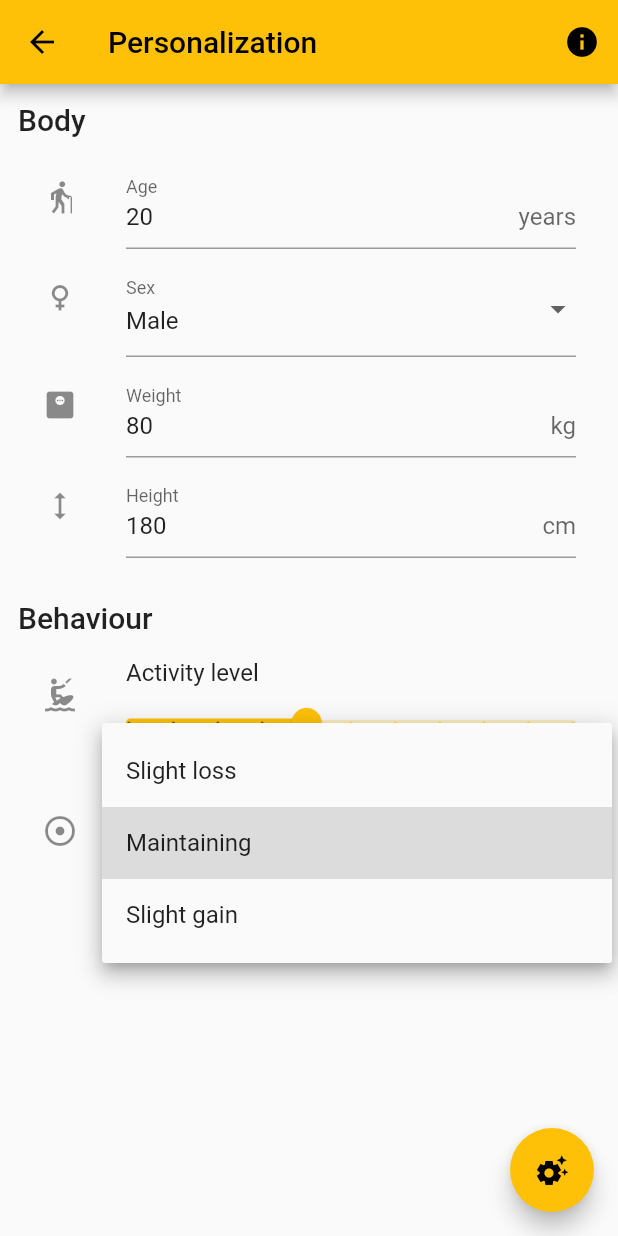
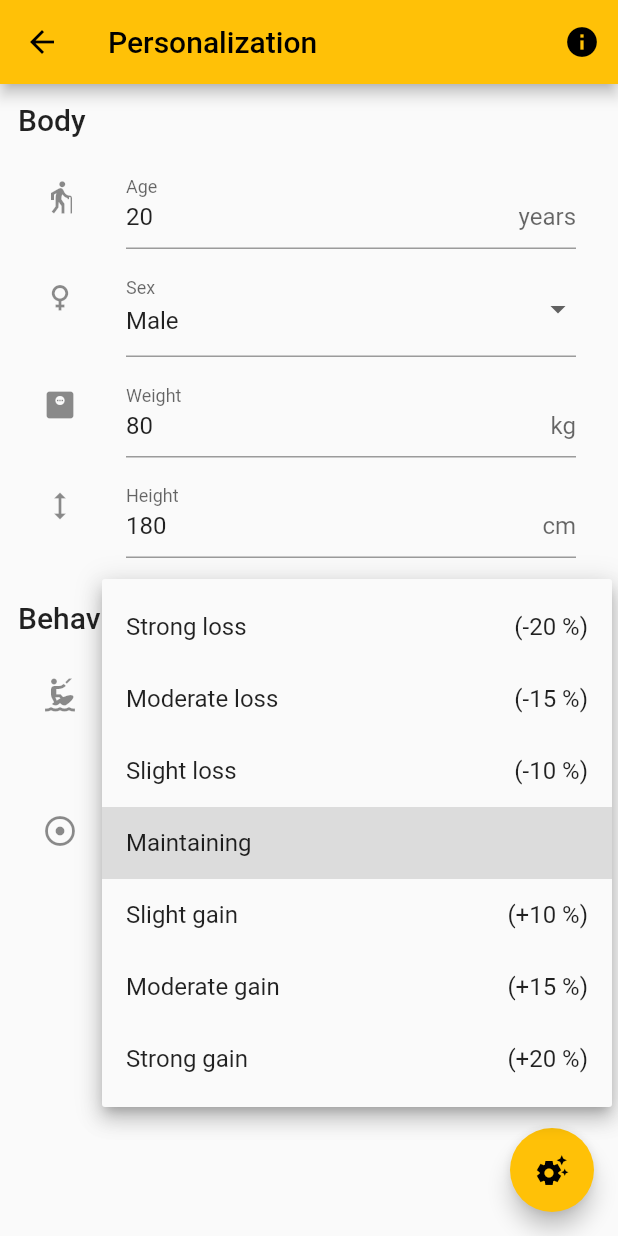
Before and after one commit to christianfl/Energize, a Flutter app: the PersonalizationSubPage screen opened by its route, after a tap on "Maintaining", on a phone screen of 412 x 824 dp. Run offline on Flutter 3.47's test engine with Material 2 defaults, Android fonts, the phone set to English and light mode, and no system bars; drawn by our look-alikes of flutter_speed_dial; our stand-ins replace dio, shared_preferences, sqflite, table_calendar; missing offline and left inert: encrypt, openfoodfacts, qr_code_scanner; accounts and stored records are empty; generated files the repository leaves out were written again.

Commit message:
Added several weight targets and allow translating them

```diff
--- a/lib/l10n/app_en.arb
+++ b/lib/l10n/app_en.arb
@@ -36,6 +36,13 @@
     "settings": "Settings",
     "personalization": "Personalization",
     "personalizationHint": "Calculate your personal nutrition needs",
+    "weightTargetStrongLoss": "Strong loss",
+    "weightTargetModerateLoss": "Moderate loss",
+    "weightTargetSlightLoss": "Slight loss",
+    "weightTargetMaintaining": "Maintaining",
+    "weightTargetSlightGain": "Slight gain",
+    "weightTargetModerateGain": "Moderate gain",
+    "weightTargetStrongGain": "Strong gain",
     "energyAndMacronutrientsTargets": "Energy- and macronutrients targets",
     "energyAndMacronutrientsTargetsHint": "Calories, protein, carbs, fat",
     "micronutrientsTargets": "Micronutrients targets",
--- a/lib/models/person/enums/weight_target.dart
+++ b/lib/models/person/enums/weight_target.dart
@@ -1,3 +1,5 @@
+import 'package:flutter/cupertino.dart';
+import 'package:flutter_gen/gen_l10n/app_localizations.dart';
 import 'package:json_annotation/json_annotation.dart';
 
 @JsonEnum(fieldRename: FieldRename.snake)
@@ -12,22 +14,43 @@ enum WeightTarget {
 }
 
 extension ParseToString on WeightTarget {
-  String toLocalizedString() {
+  String toLocalizedString(BuildContext context) {
     switch (this) {
       case WeightTarget.strongLoss:
-        return 'Strong loss';
+        return AppLocalizations.of(context)!.weightTargetStrongLoss;
       case WeightTarget.moderateLoss:
-        return 'Moderate loss';
+        return AppLocalizations.of(context)!.weightTargetModerateLoss;
       case WeightTarget.slightLoss:
-        return 'Slight loss';
+        return AppLocalizations.of(context)!.weightTargetSlightLoss;
       case WeightTarget.maintaining:
-        return 'Maintaining';
+        return AppLocalizations.of(context)!.weightTargetMaintaining;
       case WeightTarget.slightGain:
-        return 'Slight gain';
+        return AppLocalizations.of(context)!.weightTargetSlightGain;
       case WeightTarget.moderateGain:
-        return 'Moderate gain';
+        return AppLocalizations.of(context)!.weightTargetModerateGain;
       case WeightTarget.strongGain:
-        return 'Strong gain';
+        return AppLocalizations.of(context)!.weightTargetStrongGain;
     }
   }
 }
+
+extension mapDoubleValues on WeightTarget {
+  double toValue() {
+    switch (this) {
+      case WeightTarget.strongLoss:
+        return 0.8;
+      case WeightTarget.moderateLoss:
+        return 0.85;
+      case WeightTarget.slightLoss:
+        return 0.9;
+      case WeightTarget.maintaining:
+        return 1;
+      case WeightTarget.slightGain:
+        return 1.1;
+      case WeightTarget.moderateGain:
+        return 1.15;
+      case WeightTarget.strongGain:
+        return 1.2;
+    }
+  }
+}
--- a/lib/pages/tab_settings/personalization_sub_page.dart
+++ b/lib/pages/tab_settings/personalization_sub_page.dart
@@ -1,4 +1,6 @@
+import 'package:energize/models/person/enums/weight_target.dart';
 import 'package:flutter/material.dart';
+import 'package:flutter_gen/gen_l10n/app_localizations.dart';
 import 'package:flutter_speed_dial/flutter_speed_dial.dart';
 import 'package:provider/provider.dart';
 
@@ -260,21 +262,10 @@ class _PersonalizationSubPageState extends State<PersonalizationSubPage> {
         (5 * appSettings.age) +
         sexFactor);
 
+    // Power conversion
     final pc = bmr * appSettings.activityLevel;
 
-    var weightTargetFactor = 1.0;
-
-    switch (appSettings.weightTarget) {
-      case 'Slight loss':
-        weightTargetFactor = 0.9;
-        break;
-      case 'Maintaining':
-        break;
-      case 'Slight gain':
-        weightTargetFactor = 1.1;
-        break;
-    }
-
+    final weightTargetFactor = appSettings.weightTarget.toValue();
     final targetCalories = pc * weightTargetFactor;
 
     return double.parse((targetCalories).toStringAsFixed(1));
@@ -375,13 +366,32 @@ class _PersonalizationSubPageState extends State<PersonalizationSubPage> {
     return Text(description);
   }
 
+  String _getWeightTargetRelativePercent(WeightTarget weightTarget) {
+    if (weightTarget == WeightTarget.maintaining) {
+      return '';
+    }
+
+    String absolutePercent = (weightTarget.toValue() * 100).toStringAsFixed(0);
+    int absolutePercentInt = int.parse(absolutePercent);
+    int relativePercentInt = absolutePercentInt - 100;
+
+    String relativePercent = '$relativePercentInt %';
+
+    // If value is positive
+    if (relativePercentInt.sign == 1) {
+      relativePercent = '+$relativePercent';
+    }
+
+    return '($relativePercent)';
+  }
+
   @override
   Widget build(BuildContext context) {
     final appSettings = Provider.of<AppSettings>(context);
 
     return Scaffold(
       appBar: AppBar(
-        title: Text('Personalization'),
+        title: Text(AppLocalizations.of(context)!.personalization),
         actions: [
           IconButton(
               icon: Icon(Icons.info),
@@ -492,23 +502,25 @@ class _PersonalizationSubPageState extends State<PersonalizationSubPage> {
           ),
           ListTile(
             leading: const Icon(Icons.adjust),
-            title: DropdownButtonFormField<String>(
+            title: DropdownButtonFormField<WeightTarget>(
               value: appSettings.weightTarget,
               isExpanded: true,
-              onChanged: (String? newValue) {
+              onChanged: (WeightTarget? newValue) {
                 appSettings.weightTarget = newValue!;
               },
               decoration: InputDecoration(
                 labelText: 'Weight target',
               ),
-              items: <String>[
-                'Slight loss',
-                'Maintaining',
-                'Slight gain',
-              ].map<DropdownMenuItem<String>>((String value) {
-                return DropdownMenuItem<String>(
-                  value: value,
-                  child: Text(value),
+              items: WeightTarget.values.map((WeightTarget weightTarget) {
+                return DropdownMenuItem<WeightTarget>(
+                  value: weightTarget,
+                  child: Row(
+                    mainAxisAlignment: MainAxisAlignment.spaceBetween,
+                    children: [
+                      Text(weightTarget.toLocalizedString(context)),
+                      Text('${_getWeightTargetRelativePercent(weightTarget)}'),
+                    ],
+                  ),
                 );
               }).toList(),
             ),
--- a/lib/providers/app_settings.dart
+++ b/lib/providers/app_settings.dart
@@ -1,3 +1,4 @@
+import 'package:energize/models/person/enums/weight_target.dart';
 import 'package:flutter/material.dart';
 import 'package:shared_preferences/shared_preferences.dart';
 
@@ -17,7 +18,7 @@ class AppSettings with ChangeNotifier {
   /// Could be anything but about between 1 and 2
   double _activityLevel = 1.4;
 
-  String _weightTarget = 'Maintaining';
+  WeightTarget _weightTarget = WeightTarget.maintaining;
 
   /// in %
   double _proteinRatio = 20;
@@ -93,7 +94,7 @@ class AppSettings with ChangeNotifier {
   int get weight => _weight;
   int get height => _height;
   double get activityLevel => _activityLevel;
-  String get weightTarget => _weightTarget;
+  WeightTarget get weightTarget => _weightTarget;
   double get proteinRatio => _proteinRatio;
   double get carbsRatio => _carbsRatio;
   double get fatRatio => _fatRatio;
@@ -171,7 +172,10 @@ class AppSettings with ChangeNotifier {
     _weight = _preferences!.getInt('weight') ?? _weight;
     _height = _preferences!.getInt('height') ?? _height;
     _activityLevel = _preferences!.getDouble('activityLevel') ?? _activityLevel;
-    _weightTarget = _preferences!.getString('weightTarget') ?? _weightTarget;
+    _weightTarget = _preferences!.getString('weightTarget') != null
+        ? WeightTarget.values.firstWhere((target) =>
+            target.toString() == _preferences!.getString('weightTarget'))
+        : _weightTarget;
     _proteinRatio = _preferences!.getDouble('proteinRatio') ?? _proteinRatio;
     _carbsRatio = _preferences!.getDouble('carbsRatio') ?? _carbsRatio;
     _fatRatio = _preferences!.getDouble('fatRatio') ?? _fatRatio;
@@ -647,10 +651,10 @@ class AppSettings with ChangeNotifier {
     _saveToPreferences('activityLevel', value);
   }
 
-  set weightTarget(String value) {
+  set weightTarget(WeightTarget value) {
     _weightTarget = value;
     notifyListeners();
-    _saveToPreferences('weightTarget', value);
+    _saveToPreferences('weightTarget', value.toString());
   }
 
   set proteinRatio(double value) {
```
Also changed, not shown: lib/l10n/app_de.arb (+7 -0 lines).
